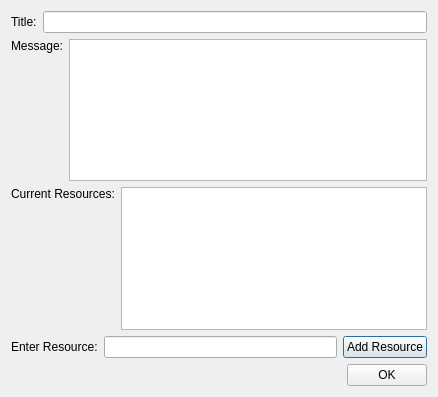
The window that NoteKeeperWithGUI/AddNoteDialog.ui (AHB99/note-keeper-with-gui) describes before a commit, drawn with Qt 5.
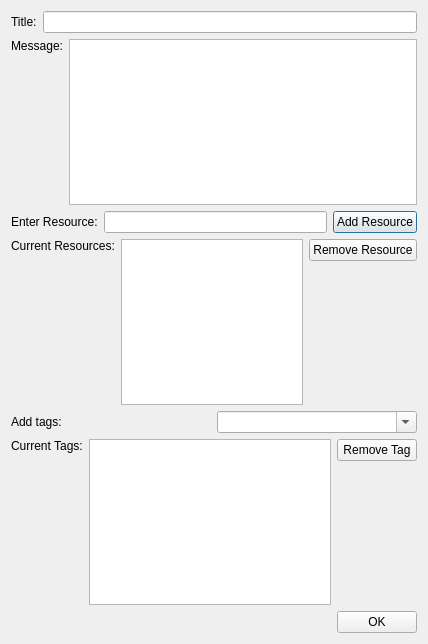
The same window after the commit.

Commit message: Added Tag adding to new notes

What changed in the file:
```diff
--- a/NoteKeeperWithGUI/AddNoteDialog.ui
+++ b/NoteKeeperWithGUI/AddNoteDialog.ui
@@ -6,16 +6,16 @@
    <rect>
     <x>0</x>
     <y>0</y>
-    <width>438</width>
-    <height>397</height>
+    <width>428</width>
+    <height>644</height>
    </rect>
   </property>
   <property name="windowTitle">
    <string>AddNoteDialog</string>
   </property>
-  <layout class="QVBoxLayout" name="verticalLayout_4">
+  <layout class="QVBoxLayout" name="verticalLayout_7">
    <item>
-    <layout class="QVBoxLayout" name="verticalLayout_3">
+    <layout class="QVBoxLayout" name="verticalLayout_6">
      <item>
       <layout class="QHBoxLayout" name="horizontalLayout_2">
        <item>
@@ -61,6 +61,27 @@
        </item>
       </layout>
      </item>
+     <item>
+      <layout class="QHBoxLayout" name="horizontalLayout_4">
+       <item>
+        <widget class="QLabel" name="enterResourceDirectLabel">
+         <property name="text">
+          <string>Enter Resource:</string>
+         </property>
+        </widget>
+       </item>
+       <item>
+        <widget class="QLineEdit" name="addResourceLineEdit"/>
+       </item>
+       <item>
+        <widget class="QPushButton" name="addResourceButton">
+         <property name="text">
+          <string>Add Resource</string>
+         </property>
+        </widget>
+       </item>
+      </layout>
+     </item>
      <item>
       <layout class="QHBoxLayout" name="horizontalLayout_5">
        <item>
@@ -90,29 +111,105 @@
        <item>
         <widget class="QListWidget" name="currentResourcesList"/>
        </item>
+       <item>
+        <layout class="QVBoxLayout" name="verticalLayout_4">
+         <item>
+          <widget class="QPushButton" name="removeResourceButton">
+           <property name="text">
+            <string>Remove Resource</string>
+           </property>
+          </widget>
+         </item>
+         <item>
+          <spacer name="verticalSpacer_4">
+           <property name="orientation">
+            <enum>Qt::Vertical</enum>
+           </property>
+           <property name="sizeHint" stdset="0">
+            <size>
+             <width>20</width>
+             <height>40</height>
+            </size>
+           </property>
+          </spacer>
+         </item>
+        </layout>
+       </item>
       </layout>
      </item>
      <item>
-      <layout class="QHBoxLayout" name="horizontalLayout_4">
+      <layout class="QHBoxLayout" name="horizontalLayout_6">
        <item>
-        <widget class="QLabel" name="enterResourceDirectLabel">
+        <widget class="QLabel" name="addTagsDirectLabel">
          <property name="text">
-          <string>Enter Resource:</string>
+          <string>Add tags:</string>
          </property>
         </widget>
        </item>
        <item>
-        <widget class="QLineEdit" name="addResourceLineEdit"/>
-       </item>
-       <item>
-        <widget class="QPushButton" name="addResourceButton">
-         <property name="text">
-          <string>Add Resource</string>
+        <widget class="QComboBox" name="addTagsComboBox">
+         <property name="editable">
+          <bool>true</bool>
          </property>
         </widget>
        </item>
       </layout>
      </item>
+     <item>
+      <layout class="QHBoxLayout" name="horizontalLayout_7">
+       <item>
+        <layout class="QVBoxLayout" name="verticalLayout_3">
+         <item>
+          <widget class="QLabel" name="currentTagsDirectLabel">
+           <property name="text">
+            <string>Current Tags:</string>
+           </property>
+          </widget>
+         </item>
+         <item>
+          <spacer name="verticalSpacer_3">
+           <property name="orientation">
+            <enum>Qt::Vertical</enum>
+           </property>
+           <property name="sizeHint" stdset="0">
+            <size>
+             <width>20</width>
+             <height>40</height>
+            </size>
+           </property>
+          </spacer>
+         </item>
+        </layout>
+       </item>
+       <item>
+        <widget class="QListWidget" name="currentTagsList"/>
+       </item>
+       <item>
+        <layout class="QVBoxLayout" name="verticalLayout_5">
+         <item>
+          <widget class="QPushButton" name="removeTagButton">
+           <property name="text">
+            <string>Remove Tag</string>
+           </property>
+          </widget>
+         </item>
+         <item>
+          <spacer name="verticalSpacer_5">
+           <property name="orientation">
+            <enum>Qt::Vertical</enum>
+           </property>
+           <property name="sizeHint" stdset="0">
+            <size>
+             <width>20</width>
+             <height>40</height>
+            </size>
+           </property>
+          </spacer>
+         </item>
+        </layout>
+       </item>
+      </layout>
+     </item>
      <item>
       <layout class="QHBoxLayout" name="horizontalLayout_3">
        <item>
```
The commit also changes 10 other files.
